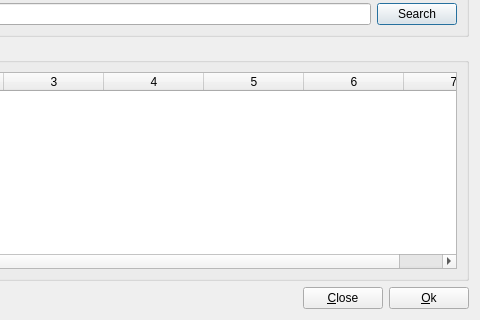
eugene-melnik/alexandra, file src/searchwindow.ui: the form before one commit; both pictures show x 220 to 700 and y 130 to 450 of the 700 by 450 pixel window.
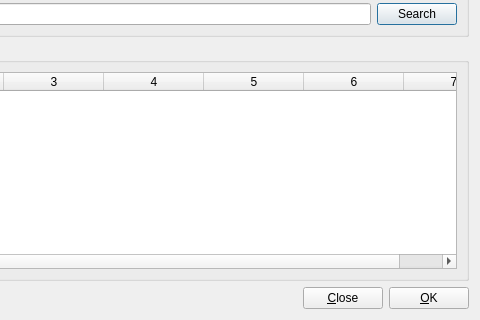
The form after the commit. Icons and pictures are not drawn.

Patch:
```diff
--- a/src/searchwindow.ui
+++ b/src/searchwindow.ui
@@ -272,7 +272,7 @@
      <item>
       <widget class="QPushButton" name="bOk">
        <property name="text">
-        <string>&amp;Ok</string>
+        <string>&amp;OK</string>
        </property>
        <property name="autoDefault">
         <bool>false</bool>
```
Left out of the diff: 2 changed lines with no effect on the pictures.
